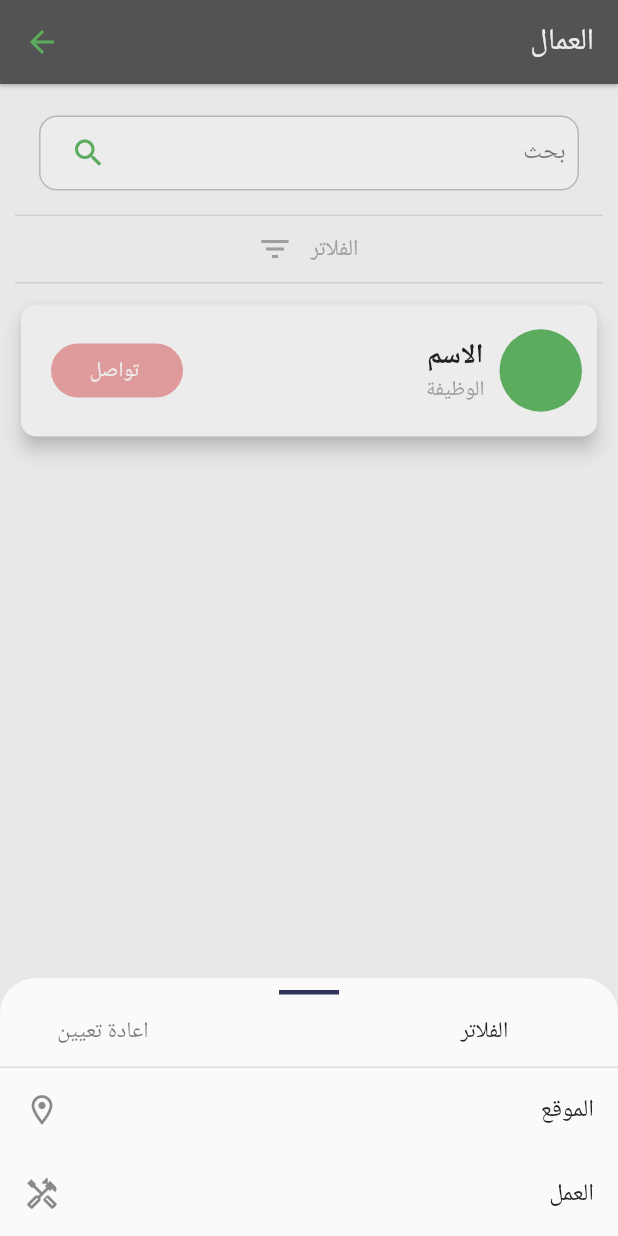
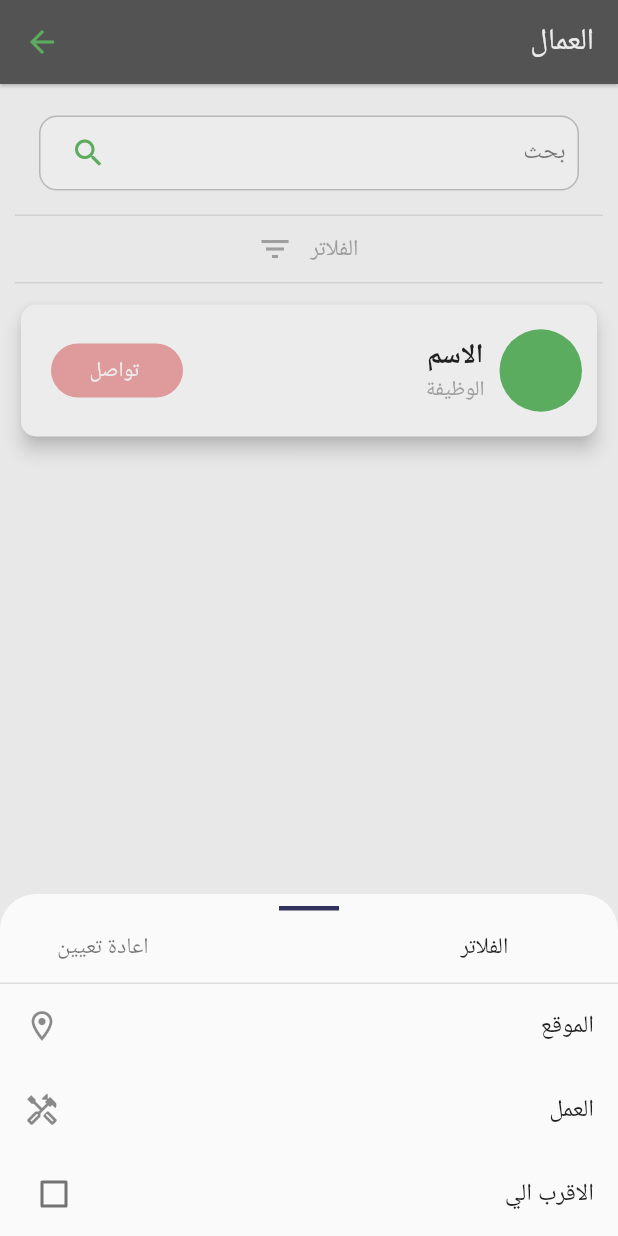
Before and after one commit to AshrafHamayel/graduate_proj, a Flutter app: the Workers screen opened directly, after a tap on "الفلاتر", on a phone screen of 412 x 824 dp. Run offline on Flutter 3.47's test engine with Material 2 defaults, Android fonts, the phone set to English and light mode, and no system bars; our stand-ins replace image_picker; network calls fail.

Commit message:
Search page :\

```diff
--- a/lib/search.dart
+++ b/lib/search.dart
@@ -14,7 +14,7 @@ class Workers extends StatefulWidget {
 enum cities { everywhere, mycity }
 
 class _WorkersState extends State<Workers> {
-  List<bool?> checked = [false, false, false, false, false];
+  List<bool?> checked = [false, false, false, false, false, false];
   List<String> typeOfWork = [
     "عامل بناء",
     "عامل دهان",
@@ -141,8 +141,7 @@ class _WorkersState extends State<Workers> {
                     child: InkWell(
                       onTap: () {
                         showModalBottomSheet(
-                          enableDrag: true,
-                          isDismissible: true,
+                          isScrollControlled: true,
                           shape: RoundedRectangleBorder(
                             borderRadius: BorderRadius.only(
                               topLeft: Radius.circular(24),
@@ -174,7 +173,9 @@ class _WorkersState extends State<Workers> {
                                     SizedBox(
                                       width: 30,
                                     ),
-                                    TextButton(
+                                    StatefulBuilder(
+                                      builder: ((context, setState) {
+                                        return TextButton(
                                           child: const Text(
                                             'اعادة تعيين',
                                             style: TextStyle(
@@ -182,10 +183,13 @@ class _WorkersState extends State<Workers> {
                                                 fontSize: 15),
                                           ),
                                           onPressed: () {
-                                        for (int i = 0; i < 5; i++) {
+                                            for (int i = 0; i < 6; i++) {
                                               checked[i] = false;
                                             }
+                                            _city = cities.everywhere;
                                           },
+                                        );
+                                      }),
                                     ),
                                     SizedBox(
                                       width: 200,
@@ -319,9 +323,13 @@ class _WorkersState extends State<Workers> {
                                     builder: (context) => Column(
                                       mainAxisSize: MainAxisSize.min,
                                       children: <Widget>[
-                                        Icon(
-                                          Icons.drag_handle_outlined,
+                                        SizedBox(
+                                          height: 8,
                                         ),
+                                        Container(
+                                            height: 3.0,
+                                            width: 40.0,
+                                            color: Color(0xFF32335C)),
                                         Container(
                                           decoration: BoxDecoration(
                                             border: Border(
@@ -360,6 +368,7 @@ class _WorkersState extends State<Workers> {
                                   );
                                 },
                               ),
+                              _buildcheckbox(checked[5], 'الاقرب الي', 5),
                             ],
                           ),
                         );
```
Lines whose indentation alone changed are shown as unchanged.
